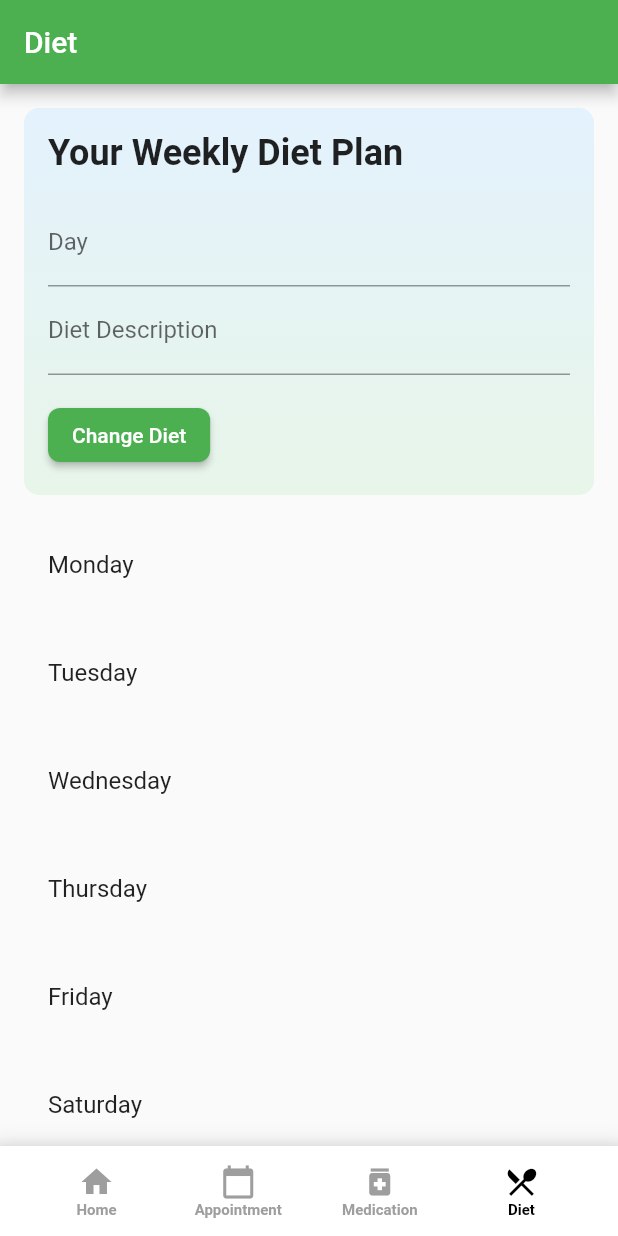
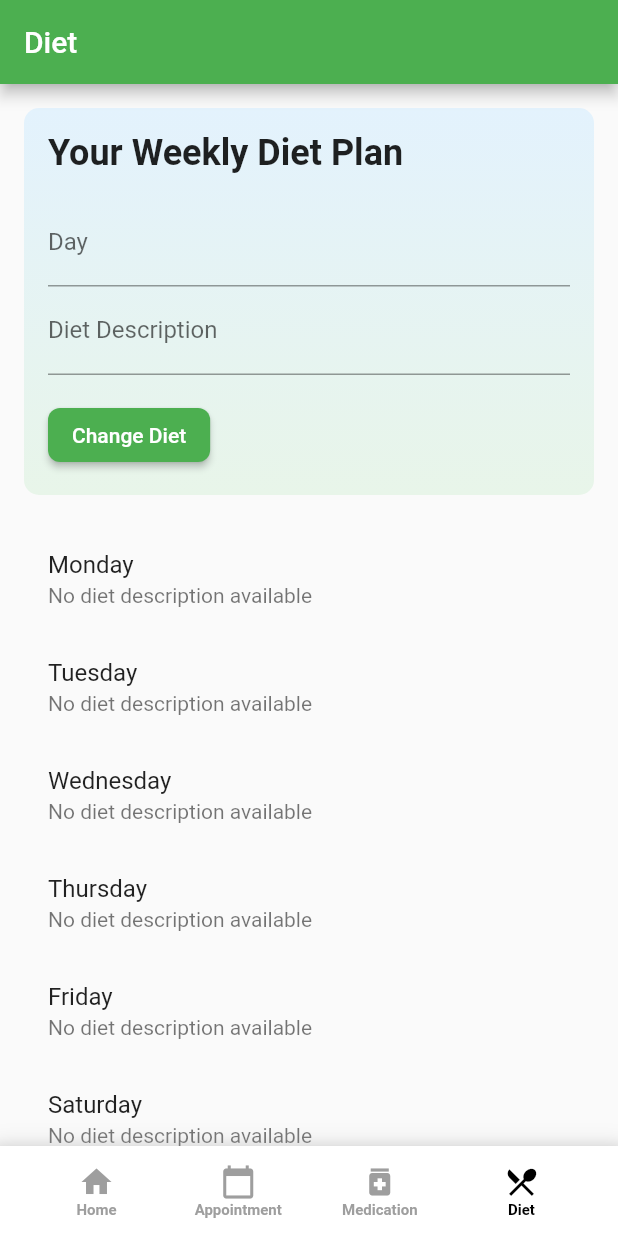
Before and after one commit to navaneethkulal8/hacktofuturehealthcare, a Flutter app: the screen it shows after launch, item 4 of the bottom bar chosen, on a phone screen of 412 x 824 dp. Run offline on Flutter 3.47's test engine with Material 2 defaults, Android fonts, the light colour scheme and no system bars; our stand-ins replace firebase_auth; accounts and stored records are empty.

Commit message:
adding diet description

```diff
--- a/lib/pages/profilepage.dart
+++ b/lib/pages/profilepage.dart
@@ -127,9 +127,13 @@ class _ProfilePageState extends State<ProfilePage> {
     return Column(
       crossAxisAlignment: CrossAxisAlignment.start,
       children: days.map((day) {
+        final bool isSelectedDay = day == selectedDay;
+        final String dietDescription =
+            isSelectedDay ? selectedSubtitle : 'No diet description available';
+
         return ListTile(
           title: Text(day),
-          subtitle: Text(day == selectedDay ? selectedSubtitle : ''),
+          subtitle: Text(dietDescription),
           onTap: () {
             setState(() {
               selectedDay = day;
```
